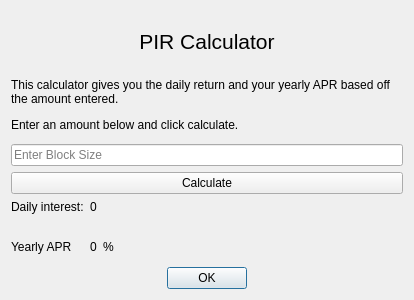
The window that src/qt/forms/calcdialog.ui (FlapXCoin/flapxcoin) describes before a commit, drawn with Qt 5.
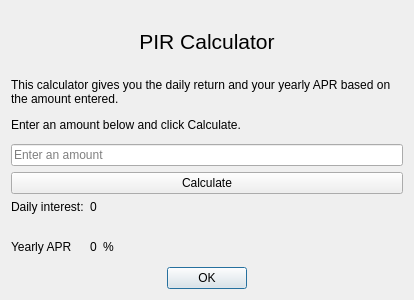
The same window after the commit.

Commit message:
GUI: spelling and wording fixes
- 'Mutisend' -> 'Multisend'
- Address placeholders showed an example that isn't a FlapX address
  (nBZ8...); say 'starts with X' instead
- PIR calculator: 'Enter Block Size' -> 'Enter an amount', 'based off'
  -> 'based on'
- Overview: 'Bitrate' -> 'Hashrate' (it is the network hash rate)
- Stake for Charity: consistent capitalisation and clearer messages
- Block explorer: 'Search->' -> 'Search'

Claude-Session: https://claude.ai/code/session_01Cpg3kidXXQpRBHH6ebpQfe

The edit to the form file:
```diff
--- a/src/qt/forms/calcdialog.ui
+++ b/src/qt/forms/calcdialog.ui
@@ -103,7 +103,7 @@
      <item row="0" column="0">
       <widget class="QLineEdit" name="blockSizeEdit">
        <property name="placeholderText">
-        <string>Enter Block Size</string>
+        <string>Enter an amount</string>
        </property>
       </widget>
      </item>
@@ -128,7 +128,7 @@
       <number>1</number>
      </property>
      <property name="text">
-      <string>&lt;html&gt;&lt;head/&gt;&lt;body&gt;&lt;p&gt;&lt;span&gt;This calculator gives you the daily return and your yearly APR based off the amount entered.&lt;/span&gt;&lt;/p&gt;&lt;p&gt;&lt;span&gt;Enter an amount below and click calculate.&lt;/span&gt;&lt;/p&gt;&lt;/body&gt;&lt;/html&gt;</string>
+      <string>&lt;html&gt;&lt;head/&gt;&lt;body&gt;&lt;p&gt;&lt;span&gt;This calculator gives you the daily return and your yearly APR based on the amount entered.&lt;/span&gt;&lt;/p&gt;&lt;p&gt;&lt;span&gt;Enter an amount below and click Calculate.&lt;/span&gt;&lt;/p&gt;&lt;/body&gt;&lt;/html&gt;</string>
      </property>
      <property name="alignment">
       <set>Qt::AlignLeading|Qt::AlignLeft|Qt::AlignTop</set>
```
The commit also changes 7 other files.
